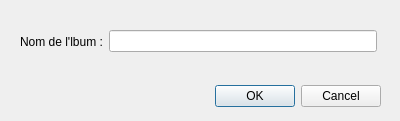
Above: createalbumwindow.ui from ForestierL/ihm before the change. Below: the same form after it.
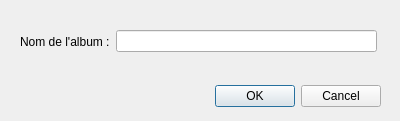
That is the form after the change.

```diff
--- a/createalbumwindow.ui
+++ b/createalbumwindow.ui
@@ -29,7 +29,7 @@
     <set>QDialogButtonBox::Cancel|QDialogButtonBox::Ok</set>
    </property>
   </widget>
-  <widget class="QWidget" name="">
+  <widget class="QWidget" name="layoutWidget">
    <property name="geometry">
     <rect>
      <x>20</x>
@@ -42,7 +42,7 @@
     <item>
      <widget class="QLabel" name="label">
       <property name="text">
-       <string>Nom de l'lbum :</string>
+       <string>Nom de l'album :</string>
       </property>
      </widget>
     </item>
```
Left out of the diff: 3 changed lines with no effect on the pictures.
